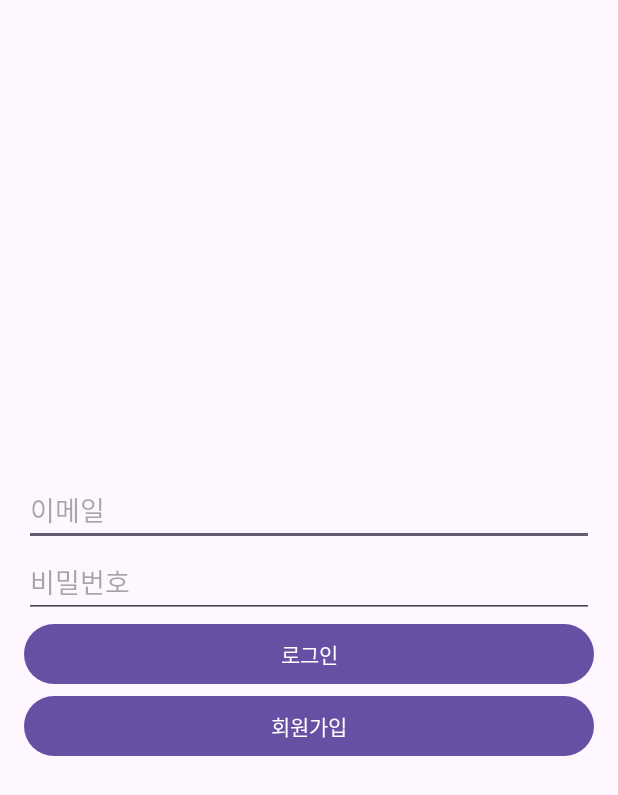
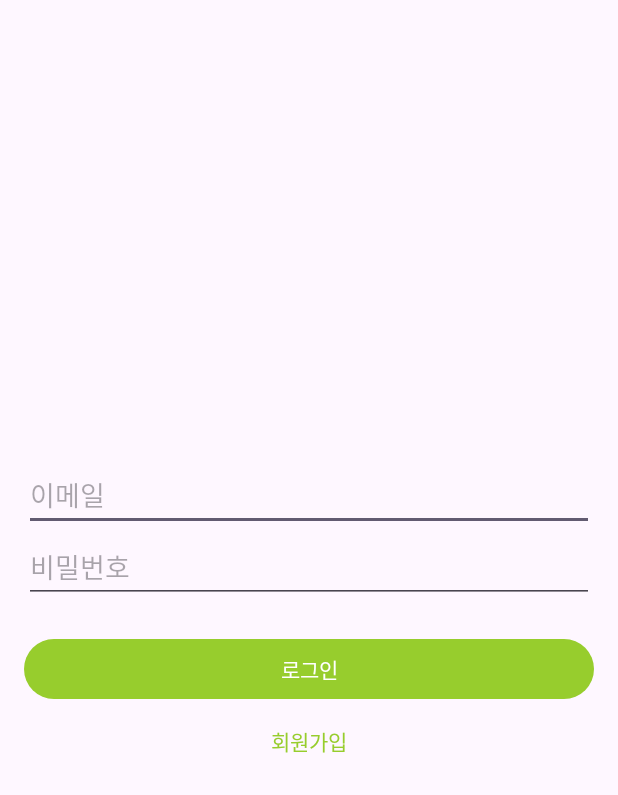
Before and after one commit to jwjang126/SinnaMarket, an Android app: the screen it shows after launch (LoginActivity), on a phone screen of 412 x 824 dp. Shown: the top 795 px of the screen. Run offline under Robolectric (Android 15) with nearby library versions, the phone set to English and light mode, and no system bars; our stand-ins replace Firebase (no records; nobody signed in at launch, a user with empty details on screens opened directly).

Commit message:
login, signup

```diff
--- a/app/src/main/res/layout/activity_login.xml
+++ b/app/src/main/res/layout/activity_login.xml
@@ -1,4 +1,5 @@
 <LinearLayout xmlns:android="http://schemas.android.com/apk/res/android"
+    xmlns:app="http://schemas.android.com/apk/res-auto"
     android:orientation="vertical"
     android:padding="16dp"
     android:gravity="center"
@@ -7,26 +8,30 @@
 
     <EditText
         android:id="@+id/etEmail"
-        android:hint="이메일"
         android:layout_width="match_parent"
-        android:layout_height="wrap_content" />
+        android:layout_height="wrap_content"
+        android:hint="이메일" />
 
     <EditText
         android:id="@+id/etPassword"
         android:hint="비밀번호"
         android:inputType="textPassword"
         android:layout_width="match_parent"
-        android:layout_height="wrap_content" />
+        android:layout_height="wrap_content"
+        android:layout_marginBottom="20dp"/>
 
-    <Button
+    <com.google.android.material.button.MaterialButton
         android:id="@+id/btnLogin"
         android:text="로그인"
         android:layout_width="match_parent"
-        android:layout_height="wrap_content" />
+        android:layout_height="wrap_content"
+        app:backgroundTint="#97CD2D"/>
 
-    <Button
+    <com.google.android.material.button.MaterialButton
         android:id="@+id/btnGoSignUp"
         android:text="회원가입"
-        android:layout_width="match_parent"
-        android:layout_height="wrap_content" />
+        android:layout_width="100dp"
+        android:layout_height="wrap_content"
+        android:textColor="#97CD2D"
+        app:backgroundTint="#00000000"/>
 </LinearLayout>
```
Also changed, not shown: app/src/main/java/com/motungi/sinnamarket/auth/SignUpActivity.kt (+11 -11 lines), app/src/main/res/layout/activity_sign_up.xml (+43 -8 lines), 1 other file.
